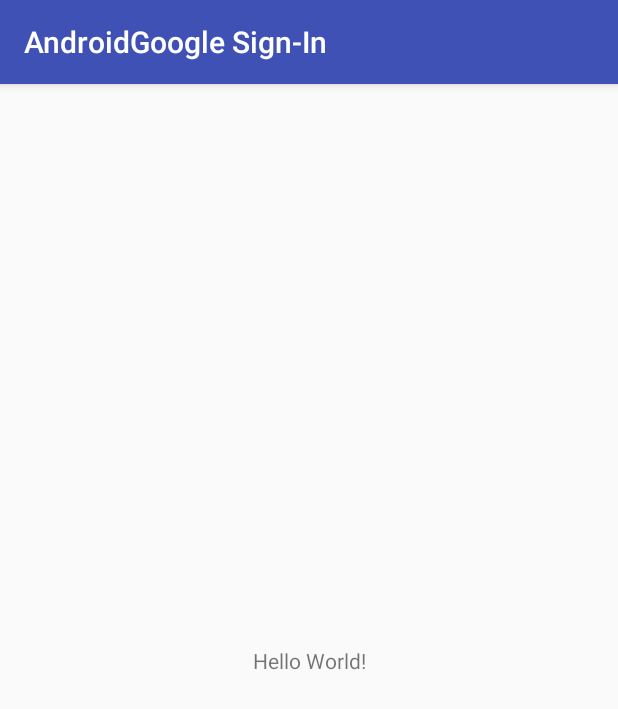
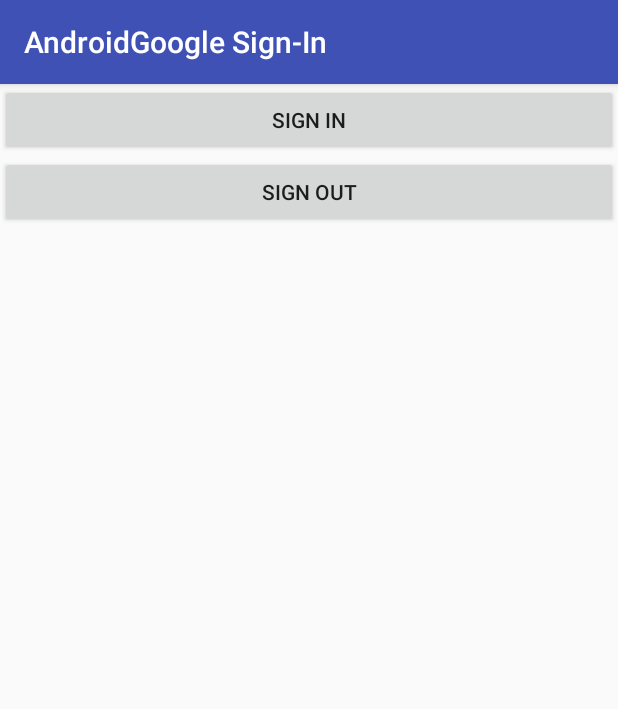
Before and after one commit to PhanVanLinh/AndroidGoogle-Sign-In, an Android app: the screen it shows after launch (MainActivity), on a phone screen of 412 x 824 dp. Shown: the top 709 px of the screen. Run offline under Robolectric (Android 15) with nearby library versions, the phone set to English and light mode, and no system bars.

```diff
--- a/app/build.gradle
+++ b/app/build.gradle
@@ -7,7 +7,7 @@ apply plugin: 'kotlin-android-extensions'
 android {
     compileSdkVersion 27
     defaultConfig {
-        applicationId "googlesignin.linh.vn.androidgooglesign_in"
+        applicationId "vn.linh.googlesignin"
         minSdkVersion 15
         targetSdkVersion 27
         versionCode 1
@@ -27,6 +27,7 @@ dependencies {
     implementation"org.jetbrains.kotlin:kotlin-stdlib-jre7:$kotlin_version"
     implementation 'com.android.support:appcompat-v7:27.1.1'
     implementation 'com.android.support.constraint:constraint-layout:1.1.2'
+    implementation 'com.google.android.gms:play-services-auth:15.0.1'
     testImplementation 'junit:junit:4.12'
     androidTestImplementation 'com.android.support.test:runner:1.0.2'
     androidTestImplementation 'com.android.support.test.espresso:espresso-core:3.0.2'
--- a/app/src/main/AndroidManifest.xml
+++ b/app/src/main/AndroidManifest.xml
@@ -1,6 +1,6 @@
 <?xml version="1.0" encoding="utf-8"?>
 <manifest xmlns:android="http://schemas.android.com/apk/res/android"
-    package="googlesignin.linh.vn.androidgooglesign_in">
+    package="vn.linh.googlesignin">
 
     <application
         android:allowBackup="true"
@@ -9,7 +9,7 @@
         android:roundIcon="@mipmap/ic_launcher_round"
         android:supportsRtl="true"
         android:theme="@style/AppTheme">
-        <activity android:name=".MainActivity">
+        <activity android:name="vn.linh.googlesignin.MainActivity">
             <intent-filter>
                 <action android:name="android.intent.action.MAIN" />
 
--- a/app/src/main/res/layout/activity_main.xml
+++ b/app/src/main/res/layout/activity_main.xml
@@ -1,18 +1,23 @@
 <?xml version="1.0" encoding="utf-8"?>
-<android.support.constraint.ConstraintLayout xmlns:android="http://schemas.android.com/apk/res/android"
-    xmlns:app="http://schemas.android.com/apk/res-auto"
-    xmlns:tools="http://schemas.android.com/tools"
+<LinearLayout
+    xmlns:android="http://schemas.android.com/apk/res/android"
     android:layout_width="match_parent"
     android:layout_height="match_parent"
-    tools:context=".MainActivity">
+    android:orientation="vertical"
+    >
 
-    <TextView
-        android:layout_width="wrap_content"
+    <Button
+        android:id="@+id/button_sign_in"
+        android:layout_width="match_parent"
         android:layout_height="wrap_content"
-        android:text="Hello World!"
-        app:layout_constraintBottom_toBottomOf="parent"
-        app:layout_constraintLeft_toLeftOf="parent"
-        app:layout_constraintRight_toRightOf="parent"
-        app:layout_constraintTop_toTopOf="parent" />
+        android:text="Sign In"
+        />
 
-</android.support.constraint.ConstraintLayout>
+    <Button
+        android:id="@+id/button_sign_out"
+        android:layout_width="match_parent"
+        android:layout_height="wrap_content"
+        android:text="Sign Out"
+        />
+
+</LinearLayout>
```
Also changed, not shown: app/src/main/java/googlesignin/linh/vn/androidgooglesign_in/MainActivity.kt (deleted, +0 -12 lines), app/src/main/java/vn/linh/googlesignin/MainActivity.kt (added, +79 -0 lines), 6 other files.
